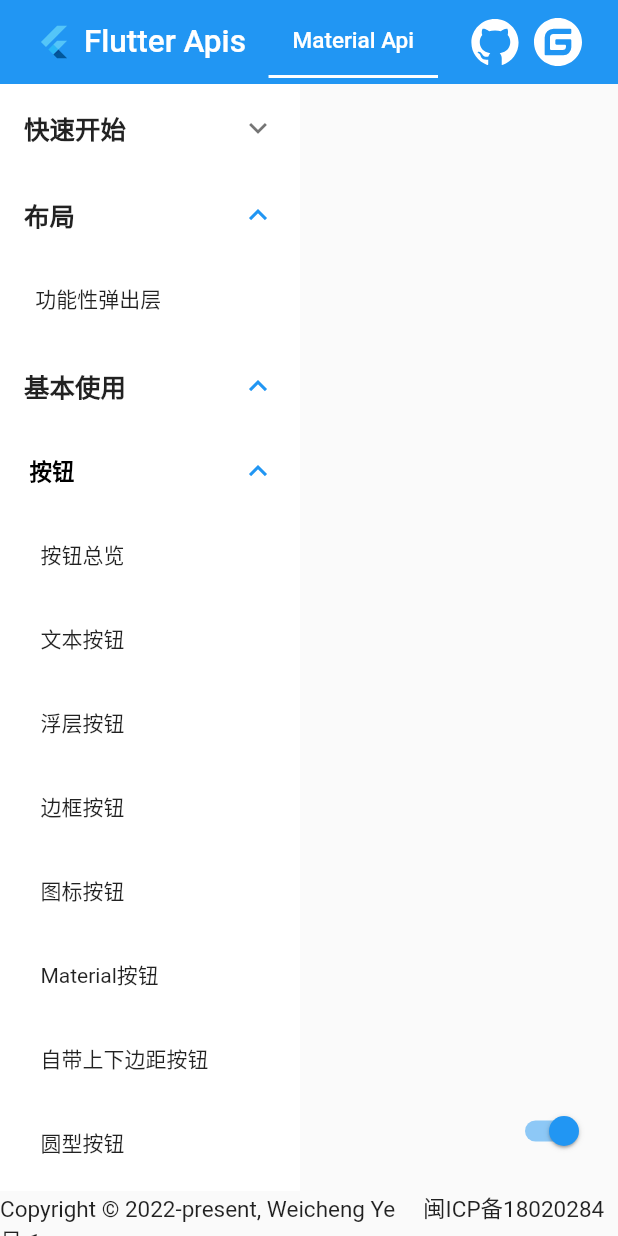
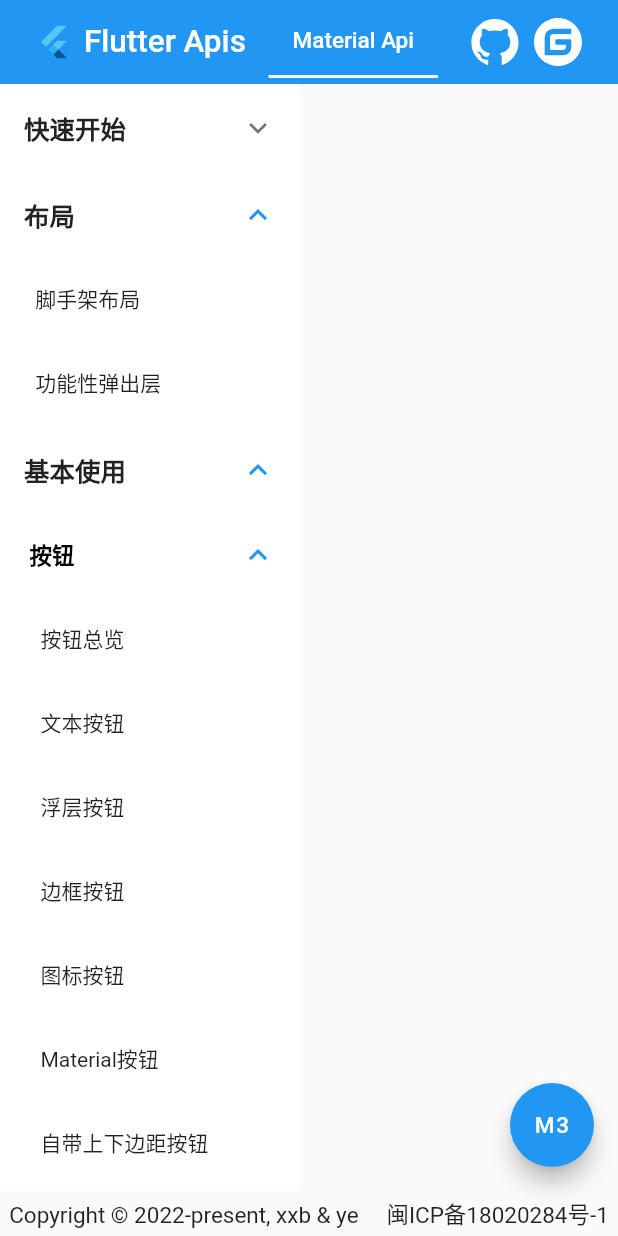
Before and after one commit to dudu-ltd/flutter_components, a Flutter app: the screen it shows after launch, after a tap on "快速开始", on a phone screen of 412 x 824 dp. Run offline on Flutter 3.47's test engine with Material 2 defaults, Android fonts, the phone set to English and light mode, and no system bars; our stand-ins replace animated_splash_screen, flutter_markdown, flutter_svg, string_scanner; Roboto replaces fonts that are missing (PingFang); statements that could not run were skipped.

Commit message:
补充 Scaffold 布局样例

```diff
--- a/lib/demo/material/layout.dart
+++ b/lib/demo/material/layout.dart
@@ -1,6 +1,12 @@
 import 'package:flutter/cupertino.dart';
 import 'package:flutter_components/demo/material/layout/show.demo.dart';
 
+import 'layout/Scaffold.demo.dart';
+
 registMaterialLayout(BuildContext context) {
+  registScaffold(context);
+  // registColumn(context);
+  // registRow(context);
   registShow(context);
+  // registColumn(context);
 }
--- /dev/null
+++ b/lib/demo/material/layout/Scaffold.demo.dart
@@ -0,0 +1,202 @@
+import 'package:flutter/material.dart';
+import 'package:flutter/scheduler.dart';
+
+import '../../../model/demo.dart';
+
+class TestVSync implements TickerProvider {
+  /// Creates a ticker provider that creates standalone tickers.
+  const TestVSync();
+
+  @override
+  Ticker createTicker(TickerCallback onTick) => Ticker(onTick);
+}
+
+registScaffold(BuildContext context) {
+  TabController tabController = TabController(length: 2, vsync: TestVSync());
+  GlobalKey iconKey = GlobalKey();
+  var scaffold = Demo(
+    'scaffoldTabFull',
+    SizedBox(
+      height: 600,
+      width: 300,
+      child: Scaffold(
+        appBar: AppBar(
+          title: const Text('头部'),
+          actions: [
+            IconButton(
+              key: iconKey,
+              onPressed: () {
+                var itemBox =
+                    iconKey.currentContext!.findRenderObject() as RenderBox;
+                final NavigatorState navigator = Navigator.of(context);
+                final Rect itemRect = itemBox.localToGlobal(
+                      Offset.zero,
+                      ancestor: navigator.context.findRenderObject(),
+                    ) &
+                    itemBox.size;
+                showMenu(
+                  context: context,
+                  position: RelativeRect.fromLTRB(
+                    itemRect.left - 128,
+                    itemRect.top + itemRect.height,
+                    itemRect.right,
+                    itemRect.bottom,
+                  ),
+                  items: [
+                    PopupMenuItem(
+                        child: TextButton.icon(
+                      onPressed: () {},
+                      icon: Icon(Icons.qr_code_scanner),
+                      label: Text('扫一扫'),
+                    ))
+                  ],
+                );
+              },
+              icon: Icon(Icons.add),
+            )
+          ],
+        ),
+        body: TabBarView(
+          controller: tabController,
+          children: [
+            Center(
+              child: Text('“主页”内容'),
+            ),
+            Center(
+              child: Text('“我的”内容'),
+            ),
+          ],
+        ),
+        bottomNavigationBar: BottomAppBar(
+          shape: Theme.of(context).useMaterial3
+              ? const AutomaticNotchedShape(
+                  RoundedRectangleBorder(),
+                  RoundedRectangleBorder(
+                    borderRadius: BorderRadius.all(Radius.circular(8.0)),
+                  ),
+                )
+              : const CircularNotchedRectangle(),
+          child: TabBar(
+            labelColor: Theme.of(context).primaryColor,
+            indicatorColor: Colors.white,
+            controller: tabController,
+            tabs: [
+              Tab(
+                child: Icon(Icons.home),
+              ),
+              Tab(
+                child: Icon(Icons.person),
+              ),
+            ],
+          ),
+        ),
+        drawer: const FractionallySizedBox(
+          widthFactor: .618,
+          child: ColoredBox(
+            color: Colors.white,
+            child: Center(child: Text('侧边抽屉')),
+          ),
+        ),
+        floatingActionButtonLocation: FloatingActionButtonLocation.centerDocked,
+        floatingActionButton: FloatingActionButton(
+          mini: true,
+          child: Icon(Icons.add),
+          onPressed: () {},
+        ),
+      ),
+    ),
+    r'''
+
+    SizedBox(
+      height: 600,
+      width: 300,
+      child: Scaffold(
+        appBar: AppBar(
+          title: const Text('头部'),
+          actions: [
+            IconButton(
+              key: iconKey,
+              onPressed: () {
+                var itemBox =
+                    iconKey.currentContext!.findRenderObject() as RenderBox;
+                final NavigatorState navigator = Navigator.of(context);
+                final Rect itemRect = itemBox.localToGlobal(
+                      Offset.zero,
+                      ancestor: navigator.context.findRenderObject(),
+                    ) &
+                    itemBox.size;
+                showMenu(
+                  context: context,
+                  position: RelativeRect.fromLTRB(
+                    itemRect.left,
+                    itemRect.top + itemRect.height,
+                    0,
+                    itemRect.bottom,
+                  ),
+                  items: [
+                    PopupMenuItem(
+                        child: TextButton.icon(
+                      onPressed: () {},
+                      icon: Icon(Icons.qr_code_scanner),
+                      label: Text('扫一扫'),
+                    ))
+                  ],
+                );
+              },
+              icon: Icon(Icons.add),
+            )
+          ],
+        ),
+        body: TabBarView(
+          controller: tabController,
+          children: [
+            Center(
+              child: Text('“主页”内容'),
+            ),
+            Center(
+              child: Text('“我的”内容'),
+            ),
+          ],
+        ),
+        bottomNavigationBar: BottomAppBar(
+          shape: Theme.of(context).useMaterial3
+              ? const AutomaticNotchedShape(
+                  RoundedRectangleBorder(),
+                  RoundedRectangleBorder(
+                    borderRadius: BorderRadius.all(Radius.circular(8.0)),
+                  ),
+                )
+              : const CircularNotchedRectangle(),
+          child: TabBar(
+            labelColor: Theme.of(context).primaryColor,
+            indicatorColor: Colors.white,
+            controller: tabController,
+            tabs: [
+              Tab(
+                child: Icon(Icons.home),
+              ),
+              Tab(
+                child: Icon(Icons.person),
+              ),
+            ],
+          ),
+        ),
+        drawer: const FractionallySizedBox(
+          widthFactor: .618,
+          child: ColoredBox(
+            color: Colors.white,
+            child: Center(child: Text('侧边抽屉')),
+          ),
+        ),
+        floatingActionButtonLocation: FloatingActionButtonLocation.centerDocked,
+        floatingActionButton: FloatingActionButton(
+          mini: true,
+          child: Icon(Icons.add),
+          onPressed: () {},
+        ),
+      ),
+    ),
+    ''',
+    'Scaffold',
+  );
+}
--- a/lib/demo/material/layout/show.demo.dart
+++ b/lib/demo/material/layout/show.demo.dart
@@ -328,8 +328,17 @@ ElevatedButton(
             itemBox.size;
         showMenu(
           context: context,
-          position: RelativeRect.fromRect(itemRect, itemRect),
-          items: [PopupMenuItem(child: Text('菜单项11'))],
+          position: RelativeRect.fromLTRB(
+            itemRect.left,
+            itemRect.top + itemRect.height,
+            itemRect.right,
+            itemRect.bottom,
+          ),
+          items: [
+            const PopupMenuItem(child: Text('菜单项1')),
+            const PopupMenuItem(child: Text('菜单项2')),
+            const PopupMenuItem(child: Text('菜单项3 菜单项3 菜单项3 菜单项3')),
+          ],
         );
       },
       child: Text('弹出菜单'),
--- a/lib/pages/api_index.dart
+++ b/lib/pages/api_index.dart
@@ -83,18 +83,22 @@ class _IndexPageState extends State<IndexPage>
           height: MediaQuery.of(context).size.height - 30,
         ),
         floatingActionButton: Tooltip(
-          message: '使用Material3风格',
-          child: Switch(
-            dragStartBehavior: DragStartBehavior.down,
-            value: useMaterial3.value,
-            onChanged: (value) => useMaterial3.value = value,
+          message: '使用 Material3 风格',
+          child: FloatingActionButton(
+            onPressed: () {
+              useMaterial3.value = !useMaterial3.value;
+            },
+            child: Text('M3'),
+            backgroundColor: useMaterial3.value
+                ? Theme.of(context).primaryColor
+                : Theme.of(context).disabledColor,
           ),
         ),
         bottomNavigationBar: const SizedBox(
           height: 30,
           child: Center(
             child: Text(
-              'Copyright © 2022-present, Weicheng Ye     闽ICP备18020284号-1',
+              'Copyright © 2022-present, xxb & ye     闽ICP备18020284号-1',
             ),
           ),
         ),
@@ -132,6 +136,7 @@ class _IndexPageState extends State<IndexPage>
 }
 
 List<Map<String, dynamic>> get materialGuideData {
+  Axis.horizontal;
   return [
     {
       'id': 'quick_start',
@@ -146,6 +151,7 @@ List<Map<String, dynamic>> get materialGuideData {
       'id': 'layout',
       'text': '布局',
       "children": [
+        {"id": "Scaffold", "text": "脚手架布局"},
         {"id": "show", "text": "功能性弹出层"},
       ]
     },
--- a/pubspec.yaml
+++ b/pubspec.yaml
@@ -83,6 +83,7 @@ flutter:
     - assets/md/material/quick_start/about.md
     - assets/md/material/quick_start/all.md
     # 布局
+    - assets/md/material/layout/Scaffold.md
     - assets/md/material/layout/show.md
 
     # 按钮
```
Also changed, not shown: 2 other files.
